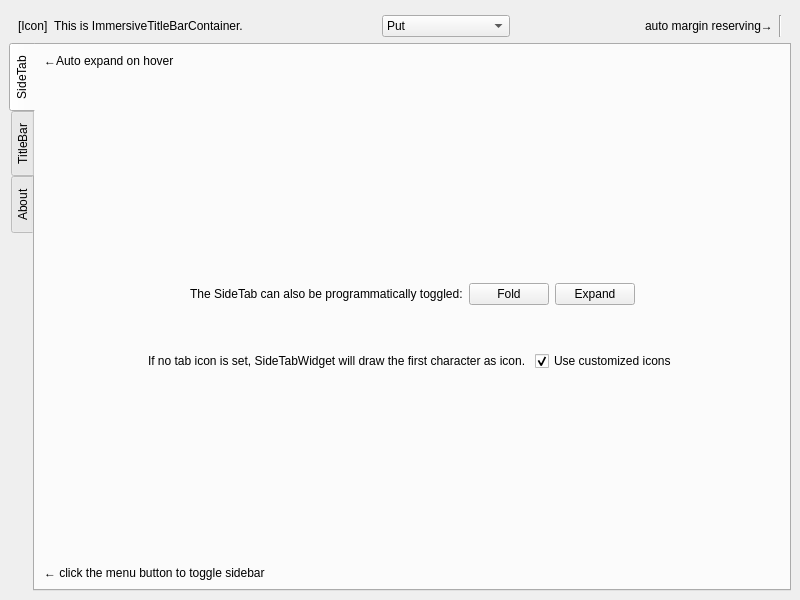
The window that gallery/main.ui (du33169/QoreWidgets) describes before a commit, drawn with Qt 5.
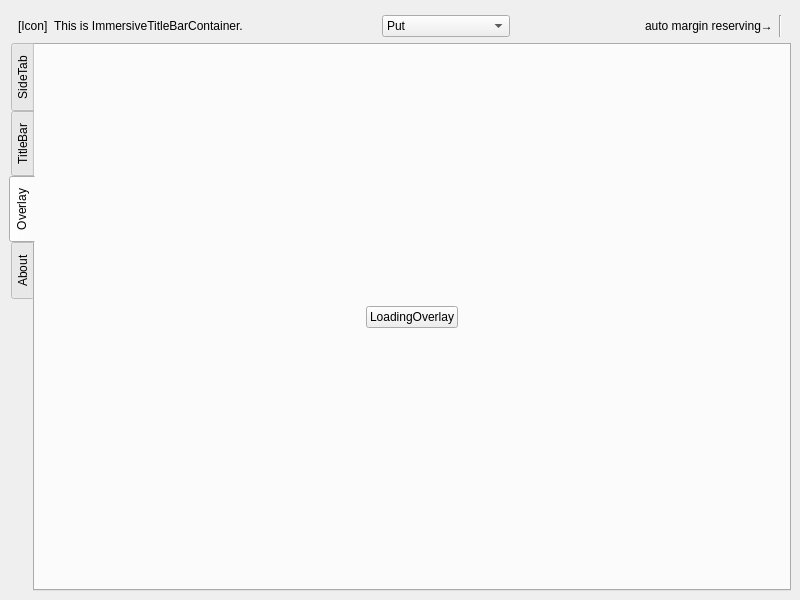
The same window after the commit. The open tabs and pages were chosen to show the change. Icons and pictures are not drawn. Custom widgets are drawn as their Qt base class.

Commit message: feat: loading overlay

Diff of the .ui file:
```diff
--- a/gallery/main.ui
+++ b/gallery/main.ui
@@ -435,6 +435,53 @@
         </widget>
        </widget>
       </widget>
+      <widget class="QWidget" name="tab_overlay">
+       <attribute name="icon">
+        <iconset theme=":/icons/loading"/>
+       </attribute>
+       <attribute name="title">
+        <string>Overlay</string>
+       </attribute>
+       <layout class="QHBoxLayout" name="horizontalLayout_4">
+        <item>
+         <spacer name="horizontalSpacer_7">
+          <property name="orientation">
+           <enum>Qt::Orientation::Horizontal</enum>
+          </property>
+          <property name="sizeHint" stdset="0">
+           <size>
+            <width>40</width>
+            <height>20</height>
+           </size>
+          </property>
+         </spacer>
+        </item>
+        <item>
+         <layout class="QVBoxLayout" name="verticalLayout_3">
+          <item>
+           <widget class="QPushButton" name="btn_loadingOverlay">
+            <property name="text">
+             <string>LoadingOverlay</string>
+            </property>
+           </widget>
+          </item>
+         </layout>
+        </item>
+        <item>
+         <spacer name="horizontalSpacer_8">
+          <property name="orientation">
+           <enum>Qt::Orientation::Horizontal</enum>
+          </property>
+          <property name="sizeHint" stdset="0">
+           <size>
+            <width>40</width>
+            <height>20</height>
+           </size>
+          </property>
+         </spacer>
+        </item>
+       </layout>
+      </widget>
       <widget class="QWidget" name="tab_about">
        <attribute name="icon">
         <iconset theme=":/icons/info"/>
```
The commit also changes 9 other files.
